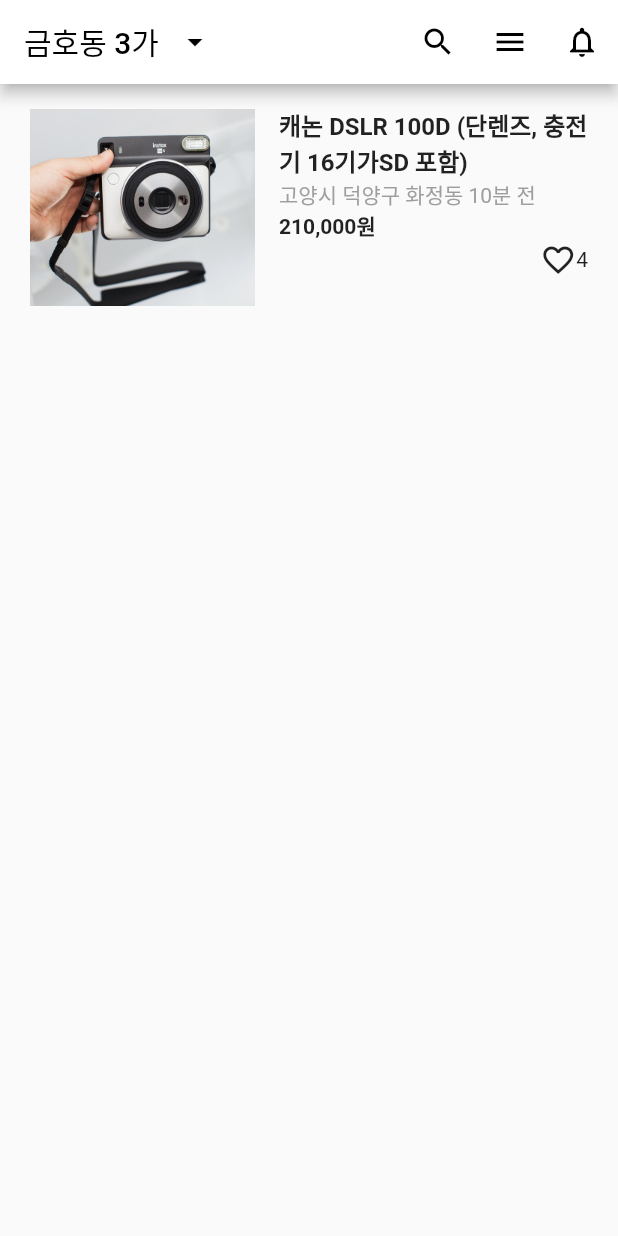
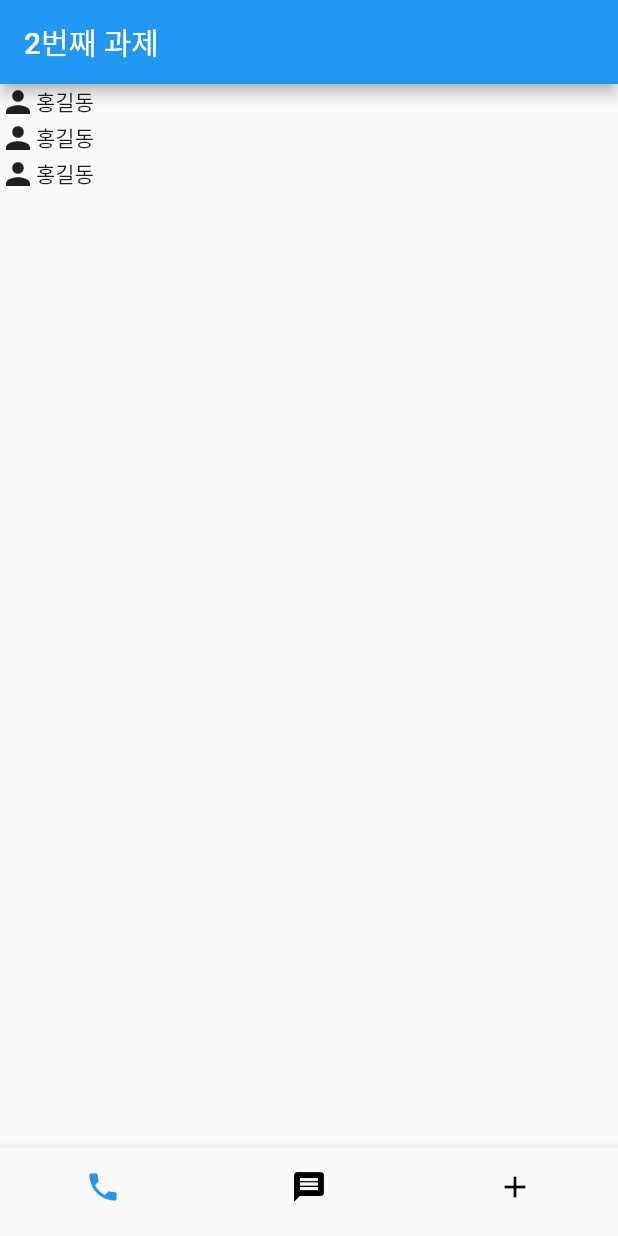
Before and after one commit to kucc/kucc-flutter-study, a Flutter app: the screen it shows after launch, on a phone screen of 412 x 824 dp. Run offline on Flutter 3.47's test engine with Material 2 defaults, Android fonts, the phone set to English and light mode, and no system bars.

Commit message:
Feat: 두 번째 과제까지 완료

```diff
--- a/lib/main.dart
+++ b/lib/main.dart
@@ -11,70 +11,43 @@ class MyApp extends StatelessWidget {
   Widget build(BuildContext context) {
     return MaterialApp(
         home: Scaffold(
-            appBar: AppBar(
-              actions: [
-                IconButton(
-                    icon: Icon(Icons.search),
-                    onPressed: () => {},
-                    color: Colors.black),
-                IconButton(
-                    icon: Icon(Icons.menu),
-                    onPressed: () => {},
-                    color: Colors.black),
-                IconButton(
-                    icon: Icon(Icons.notifications_outlined),
-                    onPressed: () => {},
-                    color: Colors.black)
-              ],
-              title: Row(
-                children: [
-                  Text('금호동 3가', style: TextStyle(color: Colors.black)),
-                  // Icon(Icons.arrow_drop_down, color: Colors.black),
-                  IconButton(
-                      icon: Icon(Icons.arrow_drop_down),
-                      onPressed: () {},
-                      color: Colors.black),
-                ],
-              ),
-              backgroundColor: Colors.white,
-              // actions: [],
-            ),
-            body: ShopItem()));
+      appBar: AppBar(title: Text('2번째 과제')),
+      bottomNavigationBar: BottomNavBarWidget(),
+      body: ListViewWidget(),
+    ));
   }
 }
 
-class ShopItem extends StatelessWidget {
-  const ShopItem({super.key});
+class ListViewWidget extends StatelessWidget {
+  const ListViewWidget({super.key});
 
   @override
   Widget build(BuildContext context) {
-    return Container(
-        height: 150,
-        padding: EdgeInsets.only(left: 20, top: 15, right: 20),
-        child: Row(
-          children: [
-            Container(
-                margin: EdgeInsets.only(right: 16),
-                child: Image.asset('assets/camera.jpeg', width: 150)),
-            Expanded(
-              child: Column(
-                crossAxisAlignment: CrossAxisAlignment.start,
-                children: [
-                  Text('캐논 DSLR 100D (단렌즈, 충전기 16기가SD 포함)',
-                      style:
-                          TextStyle(fontSize: 16, fontWeight: FontWeight.bold)),
-                  Text('고양시 덕양구 화정동 10분 전',
-                      style: TextStyle(color: Colors.grey)),
-                  Text('210,000원',
-                      style: TextStyle(fontWeight: FontWeight.bold)),
-                  Row(
-                    mainAxisAlignment: MainAxisAlignment.end,
-                    children: const [Icon(Icons.favorite_outline), Text('4')],
-                  )
-                ],
-              ),
-            ),
-          ],
-        ));
+    return ListView(
+      children: [
+        Row(children: const [Icon(Icons.person), Text('홍길동')]),
+        Row(children: const [Icon(Icons.person), Text('홍길동')]),
+        Row(children: const [Icon(Icons.person), Text('홍길동')]),
+      ],
+    );
   }
 }
+
+class BottomNavBarWidget extends StatelessWidget {
+  const BottomNavBarWidget({super.key});
+
+  @override
+  Widget build(BuildContext context) {
+    return BottomNavigationBar(
+      items: const [
+        BottomNavigationBarItem(icon: Icon(Icons.phone), label: '전화'),
+        BottomNavigationBarItem(icon: Icon(Icons.message), label: '메시지'),
+        BottomNavigationBarItem(icon: Icon(Icons.add), label: '추가'),
+      ],
+      showSelectedLabels: false,
+      showUnselectedLabels: false,
+      selectedItemColor: Colors.blue,
+      unselectedItemColor: Colors.black,
+    );
+  }
+}
```
Also changed, not shown: lib/첫 번째 과제.dart (added, +80 -0 lines).
